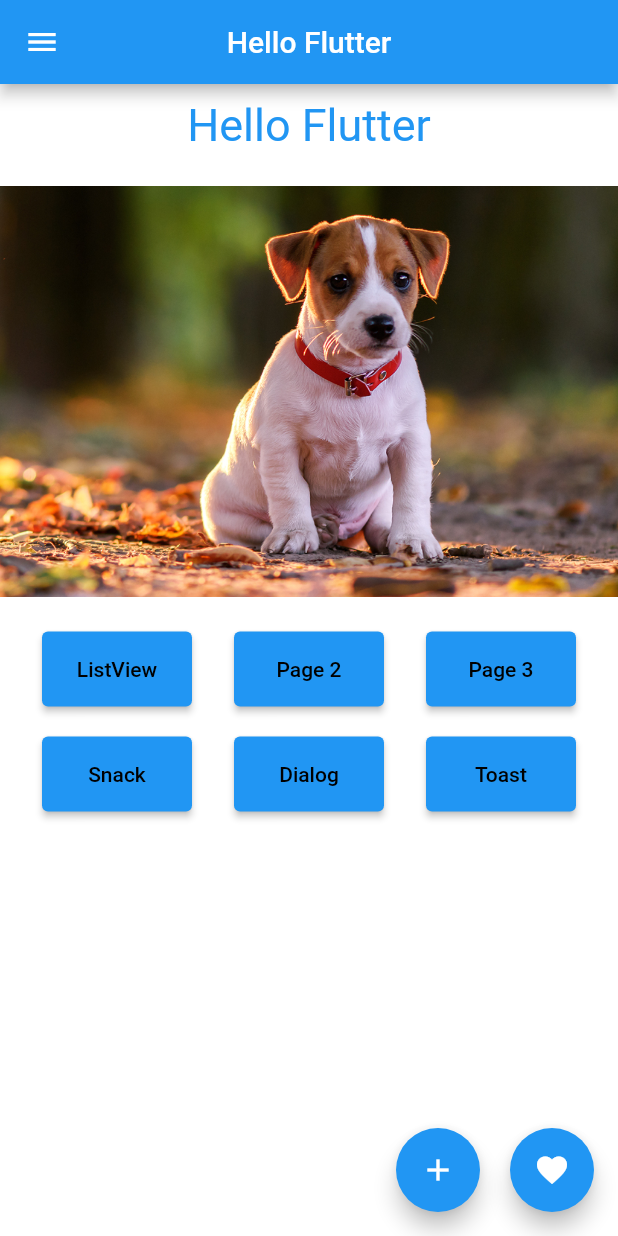
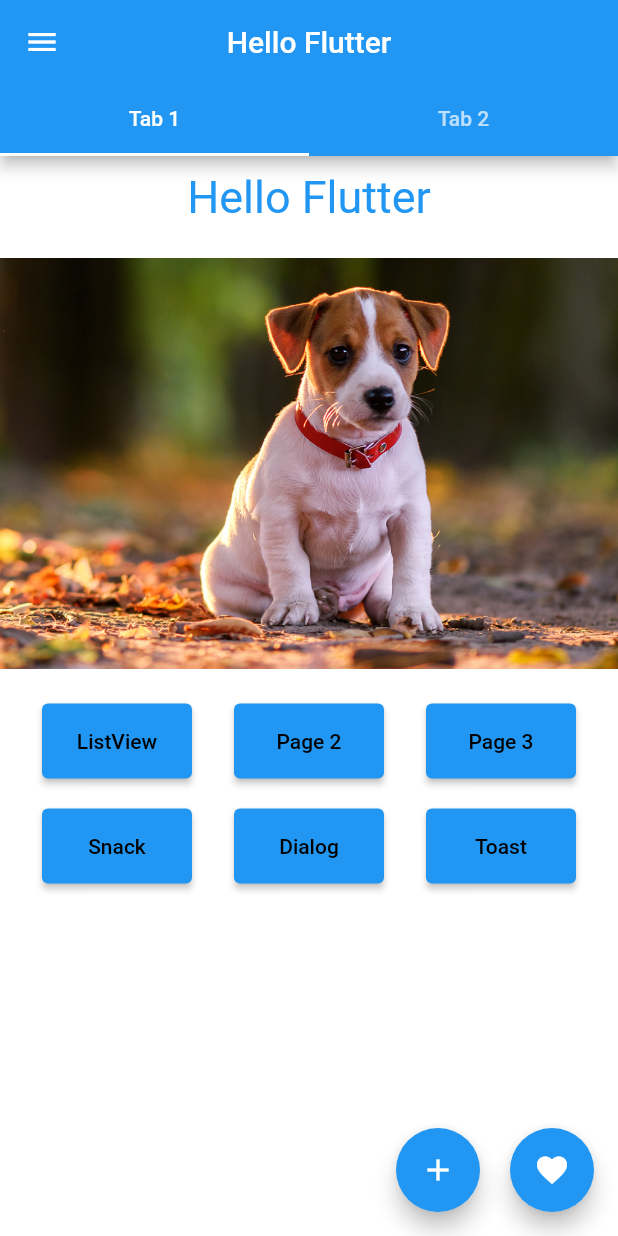
Before and after one commit to Maxel-Uds/Curso-Flutter-Essencial, a Flutter app: the screen it shows after launch, on a phone screen of 412 x 824 dp. Run offline on Flutter 3.47's test engine with Material 2 defaults, Android fonts, the phone set to English and light mode, and no system bars; our stand-ins replace fluttertoast.

```diff
--- a/basic_flutter_and_widgets/lib/pages/home_page.dart
+++ b/basic_flutter_and_widgets/lib/pages/home_page.dart
@@ -14,12 +14,23 @@ class HomePage extends StatelessWidget {
 
   @override
   Widget build(BuildContext context) {
-    return Scaffold(
+    return DefaultTabController(
+      length: 2,
+      child: Scaffold(
         appBar: AppBar(
           title: const Text("Hello Flutter"),
+          bottom: const TabBar(tabs: [
+            Tab(text: "Tab 1"),
+            Tab(text: "Tab 2"),
+          ]),
           centerTitle: true,
         ),
-      body: _body(context),
+        body: TabBarView(
+          children: [
+            _body(context),
+            _body(context),
+          ],
+        ),
         floatingActionButton: Row(
           mainAxisAlignment: MainAxisAlignment.end,
           children: [
@@ -38,6 +49,7 @@ class HomePage extends StatelessWidget {
           ],
         ),
         drawer: const DrawerList(),
+      ),
     );
   }
 
```
Also changed, not shown: basic_flutter_and_widgets/lib/widgets/drawer_list.dart (+7 -5 lines). Lines whose indentation alone changed are shown as unchanged.
